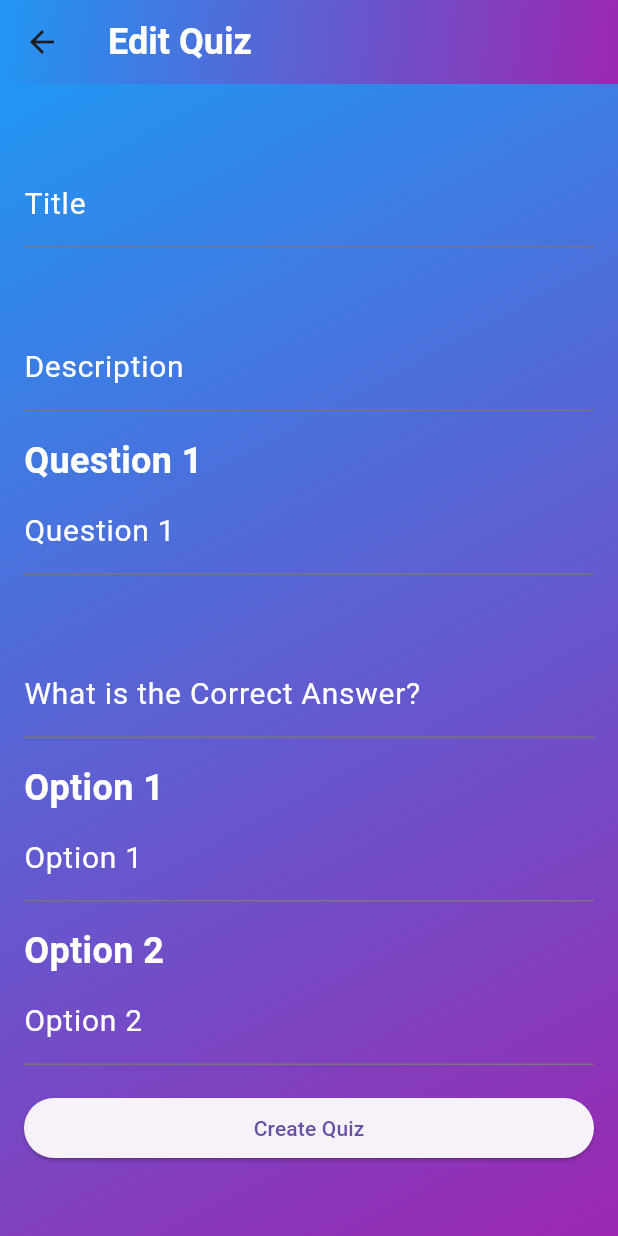
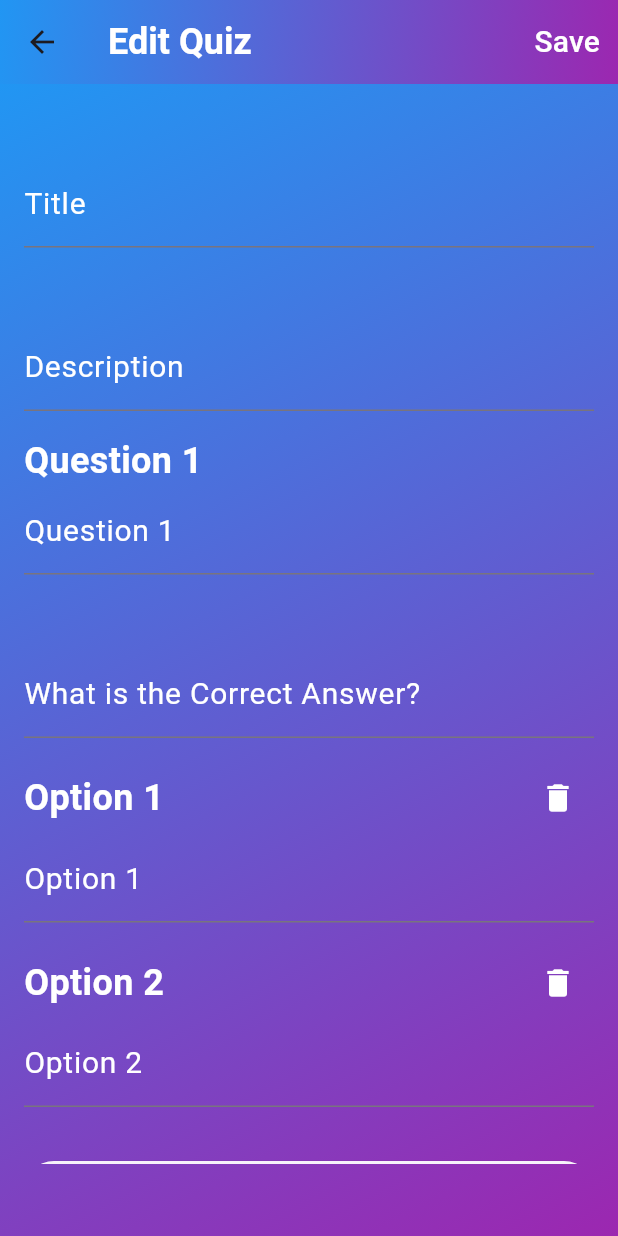
Before and after one commit to bbissing/quiz-app, a Flutter app: the screen it shows after launch, after a tap on the "add" icon, on a phone screen of 412 x 824 dp. Run offline on Flutter 3.47's test engine with Material 3 defaults, Android fonts, the phone set to English and light mode, and no system bars; our stand-ins replace bloc, equatable, flutter_bloc, rxdart, shared_preferences.

Commit message:
additional final edits

```diff
--- a/lib/src/bloc/edit_quiz_view/edit_quiz_view_event.dart
+++ b/lib/src/bloc/edit_quiz_view/edit_quiz_view_event.dart
@@ -71,13 +71,12 @@ class EditQuizQuestionChanged extends EditQuizViewEvent {
 }
 
 class EditQuizDeleteQuestion extends EditQuizViewEvent {
-  const EditQuizDeleteQuestion(this.quiz, this.index);
+  const EditQuizDeleteQuestion({required this.questionIndex});
 
-  final Quiz quiz;
-  final int index;
+  final int questionIndex;
 
   @override
-  List<Object> get props => [quiz, index];
+  List<Object> get props => [questionIndex];
 }
 
 class EditQuizAddQuestionOption extends EditQuizViewEvent {
@@ -117,3 +116,14 @@ class EditQuizAnswerSubmitted extends EditQuizViewEvent {
   @override
   List<Object> get props => [quiz, index, optionIndex, option];
 }
+
+class EditQuizDeleteQuestionOption extends EditQuizViewEvent {
+  const EditQuizDeleteQuestionOption(
+      {required this.questionIndex, required this.optionIndex});
+
+  final int questionIndex;
+  final int optionIndex;
+
+  @override
+  List<Object> get props => [questionIndex, optionIndex];
+}
--- a/lib/src/view/edit_quiz_view.dart
+++ b/lib/src/view/edit_quiz_view.dart
@@ -35,6 +35,23 @@ class EditQuizView extends StatelessWidget {
     return Scaffold(
       appBar: AppBar(
         title: Text('Edit Quiz'),
+        actions: [
+          TextButton(
+            onPressed: () {
+              context.read<EditQuizViewBloc>().add(
+                    EditQuizSubmitted(),
+                  );
+              Navigator.of(context).pop();
+            },
+            child: Text(
+              'Save',
+              style: TextStyle(
+                color: Colors.white,
+                fontSize: 20,
+              ),
+            ),
+          ),
+        ],
         titleTextStyle: TextStyle(
           color: Colors.white,
           fontSize: 24,
@@ -152,17 +169,7 @@ class EditQuizView extends StatelessWidget {
                     ],
                   ),
                 ),
-                ElevatedButton(
-                      onPressed: () {
-                        context.read<EditQuizViewBloc>().add(
-                              EditQuizSubmitted(),
-                            );
-                        Navigator.of(context).pop();
-                      },
-                      child: state.isNewQuiz
-                          ? const Text('Create Quiz')
-                          : const Text('Save Quiz'),
-                    ),
+
                     const SizedBox(height: 16),
                     if (!state.isNewQuiz)
                       ElevatedButton(
@@ -172,7 +179,15 @@ class EditQuizView extends StatelessWidget {
                               );
                           Navigator.of(context).pop();
                         },
-                        child: const Text('Delete Quiz'),
+                        child: const Text(
+                          'Delete Quiz',
+                          style: TextStyle(
+                            color: Colors.white,
+                          ),
+                        ),
+                        style: ElevatedButton.styleFrom(
+                          backgroundColor: const Color.fromARGB(255, 134, 24, 16),
+                        ),
                       ),
                     const SizedBox(height: 16),
               ],
@@ -271,13 +286,31 @@ class _ExisitingQuiz extends StatelessWidget {
                 Column(
                   crossAxisAlignment: CrossAxisAlignment.start,
                   children: [
-                    Text(
+                    Row(
+                      children: [
+                        Expanded(
+                          child: Text(
                             state.questions![i].options[j],
                             style: TextStyle(
                               color: Colors.white,
                               fontSize: 24,
                               fontWeight: FontWeight.bold,
                             ),
+                          ),
+                        ),
+                        IconButton(
+                          icon: const Icon(Icons.delete),
+                          color: Colors.white,
+                          onPressed: () {
+                            context.read<EditQuizViewBloc>().add(
+                                  EditQuizDeleteQuestionOption(
+                                    questionIndex: i,
+                                    optionIndex: j,
+                                  ),
+                                );
+                          },
+                        ),
+                      ],
                     ),
                     TextField(
                       style: const TextStyle(
@@ -318,6 +351,23 @@ class _ExisitingQuiz extends StatelessWidget {
                 child: const Text('Add Option'),
               ),
               const SizedBox(height: 16),
+              ElevatedButton(
+                onPressed: () {
+                  context.read<EditQuizViewBloc>().add(
+                        EditQuizDeleteQuestion(questionIndex: i),
+                      );
+                },
+                child: Text(
+                  'Delete Question',
+                  style: TextStyle(
+                    color: Colors.white,
+                  ),
+                ),
+                style: ElevatedButton.styleFrom(
+                  backgroundColor:  Colors.red,
+                ),
+              ),
+              const SizedBox(height: 16),
             ],
           ),
       ],
```
Also changed, not shown: lib/src/bloc/edit_quiz_view/edit_quiz_view_bloc.dart (+23 -2 lines), lib/src/view/home_view.dart (+26 -4 lines). Lines whose indentation alone changed are shown as unchanged.
